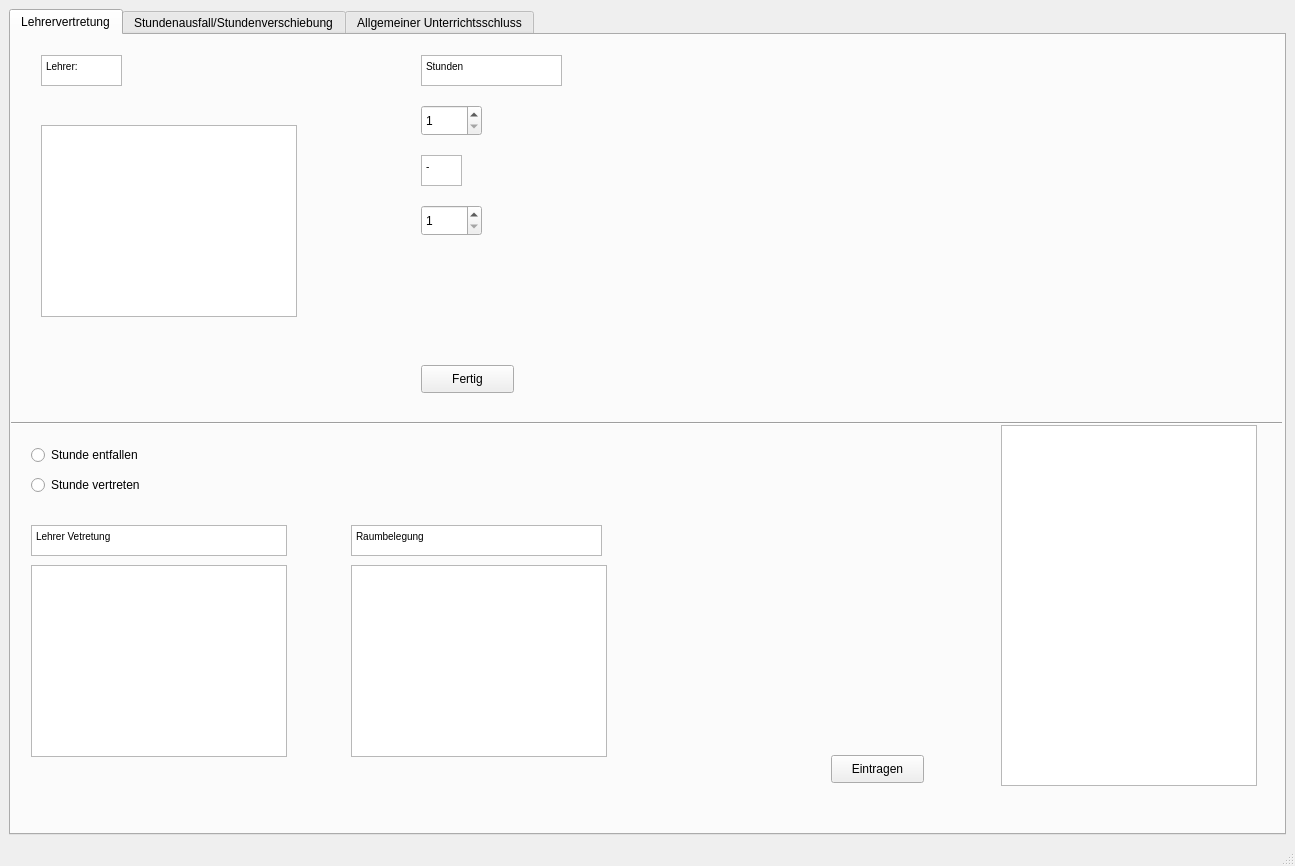
Before: the Qt Designer form Vertretungsplan.ui in LordMuetze/InformatikVertretungsplan, drawn with Qt 5.
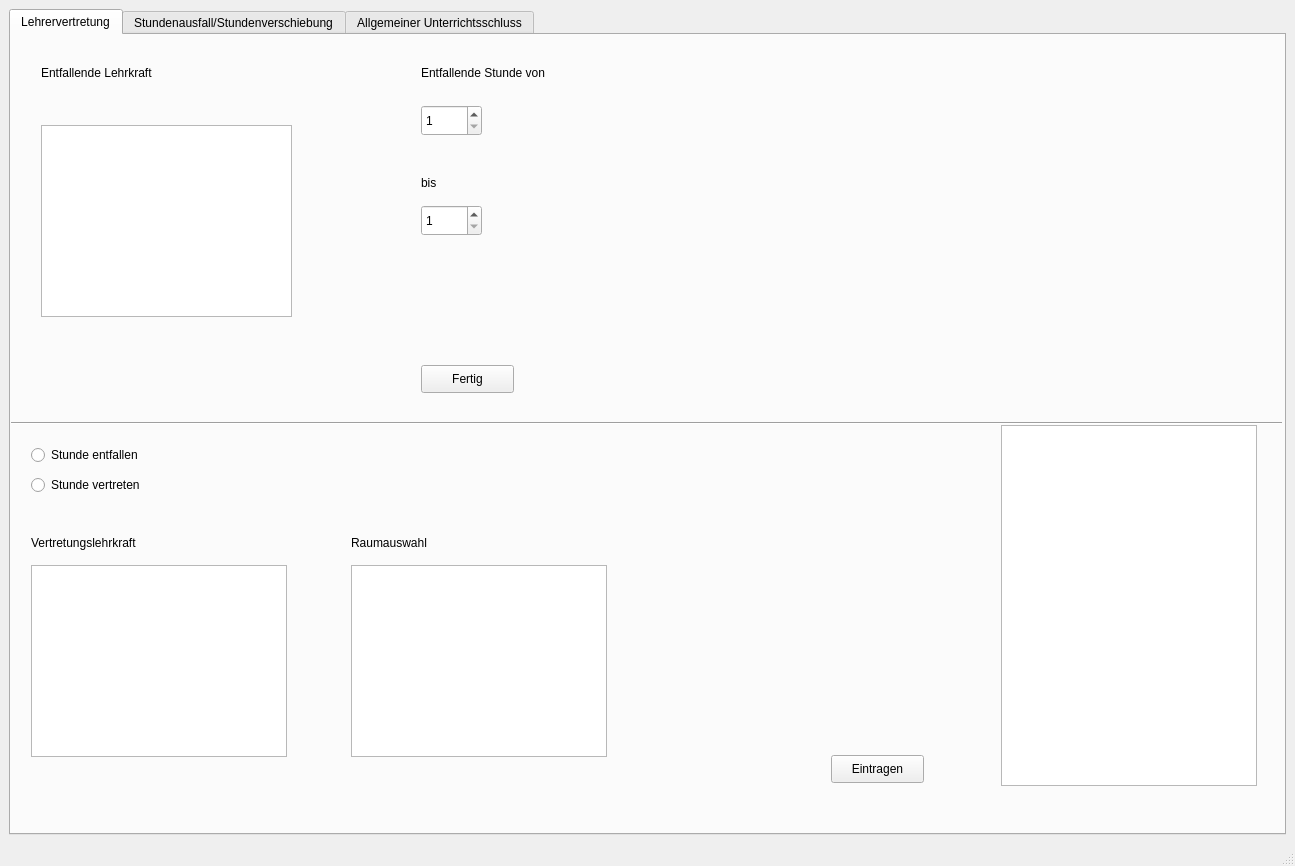
After: the same form once the commit is applied.

Commit message: Text  ersetzt

What changed in the file:
```diff
--- a/Vertretungsplan.ui
+++ b/Vertretungsplan.ui
@@ -26,46 +26,12 @@
          <attribute name="title">
           <string>Lehrervertretung</string>
          </attribute>
-         <widget class="QTextBrowser" name="textBrowser">
-          <property name="geometry">
-           <rect>
-            <x>30</x>
-            <y>20</y>
-            <width>81</width>
-            <height>31</height>
-           </rect>
-          </property>
-          <property name="html">
-           <string>&lt;!DOCTYPE HTML PUBLIC &quot;-//W3C//DTD HTML 4.0//EN&quot; &quot;http://www.w3.org/TR/REC-html40/strict.dtd&quot;&gt;
-&lt;html&gt;&lt;head&gt;&lt;meta name=&quot;qrichtext&quot; content=&quot;1&quot; /&gt;&lt;style type=&quot;text/css&quot;&gt;
-p, li { white-space: pre-wrap; }
-&lt;/style&gt;&lt;/head&gt;&lt;body style=&quot; font-family:'MS Shell Dlg 2'; font-size:7.8pt; font-weight:400; font-style:normal;&quot;&gt;
-&lt;p style=&quot; margin-top:0px; margin-bottom:0px; margin-left:0px; margin-right:0px; -qt-block-indent:0; text-indent:0px;&quot;&gt;Lehrer:&lt;/p&gt;&lt;/body&gt;&lt;/html&gt;</string>
-          </property>
-         </widget>
-         <widget class="QTextBrowser" name="textBrowser_2">
-          <property name="geometry">
-           <rect>
-            <x>410</x>
-            <y>20</y>
-            <width>141</width>
-            <height>31</height>
-           </rect>
-          </property>
-          <property name="html">
-           <string>&lt;!DOCTYPE HTML PUBLIC &quot;-//W3C//DTD HTML 4.0//EN&quot; &quot;http://www.w3.org/TR/REC-html40/strict.dtd&quot;&gt;
-&lt;html&gt;&lt;head&gt;&lt;meta name=&quot;qrichtext&quot; content=&quot;1&quot; /&gt;&lt;style type=&quot;text/css&quot;&gt;
-p, li { white-space: pre-wrap; }
-&lt;/style&gt;&lt;/head&gt;&lt;body style=&quot; font-family:'MS Shell Dlg 2'; font-size:7.8pt; font-weight:400; font-style:normal;&quot;&gt;
-&lt;p style=&quot; margin-top:0px; margin-bottom:0px; margin-left:0px; margin-right:0px; -qt-block-indent:0; text-indent:0px;&quot;&gt;Stunden&lt;/p&gt;&lt;/body&gt;&lt;/html&gt;</string>
-          </property>
-         </widget>
          <widget class="QListWidget" name="listLehrer">
           <property name="geometry">
            <rect>
             <x>30</x>
             <y>90</y>
-            <width>256</width>
+            <width>251</width>
             <height>192</height>
            </rect>
           </property>
@@ -86,23 +52,6 @@
            <number>12</number>
           </property>
          </widget>
-         <widget class="QTextBrowser" name="textBrowser_3">
-          <property name="geometry">
-           <rect>
-            <x>410</x>
-            <y>120</y>
-            <width>41</width>
-            <height>31</height>
-           </rect>
-          </property>
-          <property name="html">
-           <string>&lt;!DOCTYPE HTML PUBLIC &quot;-//W3C//DTD HTML 4.0//EN&quot; &quot;http://www.w3.org/TR/REC-html40/strict.dtd&quot;&gt;
-&lt;html&gt;&lt;head&gt;&lt;meta name=&quot;qrichtext&quot; content=&quot;1&quot; /&gt;&lt;style type=&quot;text/css&quot;&gt;
-p, li { white-space: pre-wrap; }
-&lt;/style&gt;&lt;/head&gt;&lt;body style=&quot; font-family:'MS Shell Dlg 2'; font-size:7.8pt; font-weight:400; font-style:normal;&quot;&gt;
-&lt;p style=&quot; margin-top:0px; margin-bottom:0px; margin-left:0px; margin-right:0px; -qt-block-indent:0; text-indent:0px;&quot;&gt;-&lt;/p&gt;&lt;/body&gt;&lt;/html&gt;</string>
-          </property>
-         </widget>
          <widget class="QSpinBox" name="StundenEnde">
           <property name="geometry">
            <rect>
@@ -204,40 +153,6 @@
            </rect>
           </property>
          </widget>
-         <widget class="QTextBrowser" name="textBrowser_4">
-          <property name="geometry">
-           <rect>
-            <x>20</x>
-            <y>490</y>
-            <width>256</width>
-            <height>31</height>
-           </rect>
-          </property>
-          <property name="html">
-           <string>&lt;!DOCTYPE HTML PUBLIC &quot;-//W3C//DTD HTML 4.0//EN&quot; &quot;http://www.w3.org/TR/REC-html40/strict.dtd&quot;&gt;
-&lt;html&gt;&lt;head&gt;&lt;meta name=&quot;qrichtext&quot; content=&quot;1&quot; /&gt;&lt;style type=&quot;text/css&quot;&gt;
-p, li { white-space: pre-wrap; }
-&lt;/style&gt;&lt;/head&gt;&lt;body style=&quot; font-family:'MS Shell Dlg 2'; font-size:7.8pt; font-weight:400; font-style:normal;&quot;&gt;
-&lt;p style=&quot; margin-top:0px; margin-bottom:0px; margin-left:0px; margin-right:0px; -qt-block-indent:0; text-indent:0px;&quot;&gt;Lehrer Vetretung&lt;/p&gt;&lt;/body&gt;&lt;/html&gt;</string>
-          </property>
-         </widget>
-         <widget class="QTextBrowser" name="textBrowser_5">
-          <property name="geometry">
-           <rect>
-            <x>340</x>
-            <y>490</y>
-            <width>251</width>
-            <height>31</height>
-           </rect>
-          </property>
-          <property name="html">
-           <string>&lt;!DOCTYPE HTML PUBLIC &quot;-//W3C//DTD HTML 4.0//EN&quot; &quot;http://www.w3.org/TR/REC-html40/strict.dtd&quot;&gt;
-&lt;html&gt;&lt;head&gt;&lt;meta name=&quot;qrichtext&quot; content=&quot;1&quot; /&gt;&lt;style type=&quot;text/css&quot;&gt;
-p, li { white-space: pre-wrap; }
-&lt;/style&gt;&lt;/head&gt;&lt;body style=&quot; font-family:'MS Shell Dlg 2'; font-size:7.8pt; font-weight:400; font-style:normal;&quot;&gt;
-&lt;p style=&quot; margin-top:0px; margin-bottom:0px; margin-left:0px; margin-right:0px; -qt-block-indent:0; text-indent:0px;&quot;&gt;Raumbelegung&lt;/p&gt;&lt;/body&gt;&lt;/html&gt;</string>
-          </property>
-         </widget>
          <widget class="QListWidget" name="ListRaumWahl">
           <property name="geometry">
            <rect>
@@ -248,6 +163,71 @@
            </rect>
           </property>
          </widget>
+         <widget class="QLabel" name="label">
+          <property name="geometry">
+           <rect>
+            <x>410</x>
+            <y>30</y>
+            <width>141</width>
+            <height>16</height>
+           </rect>
+          </property>
+          <property name="text">
+           <string>Entfallende Stunde von</string>
+          </property>
+         </widget>
+         <widget class="QLabel" name="label_2">
+          <property name="geometry">
+           <rect>
+            <x>410</x>
+            <y>140</y>
+            <width>55</width>
+            <height>16</height>
+           </rect>
+          </property>
+          <property name="text">
+           <string>bis</string>
+          </property>
+         </widget>
+         <widget class="QLabel" name="label_3">
+          <property name="geometry">
+           <rect>
+            <x>30</x>
+            <y>30</y>
+            <width>131</width>
+            <height>16</height>
+           </rect>
+          </property>
+          <property name="text">
+           <string>Entfallende Lehrkraft</string>
+          </property>
+         </widget>
+         <widget class="QLabel" name="label_4">
+          <property name="geometry">
+           <rect>
+            <x>20</x>
+            <y>500</y>
+            <width>131</width>
+            <height>16</height>
+           </rect>
+          </property>
+          <property name="text">
+           <string>Vertretungslehrkraft</string>
+          </property>
+         </widget>
+         <widget class="QLabel" name="label_5">
+          <property name="geometry">
+           <rect>
+            <x>340</x>
+            <y>500</y>
+            <width>111</width>
+            <height>16</height>
+           </rect>
+          </property>
+          <property name="text">
+           <string>Raumauswahl</string>
+          </property>
+         </widget>
         </widget>
         <widget class="QWidget" name="tab_2">
          <attribute name="title">
```
